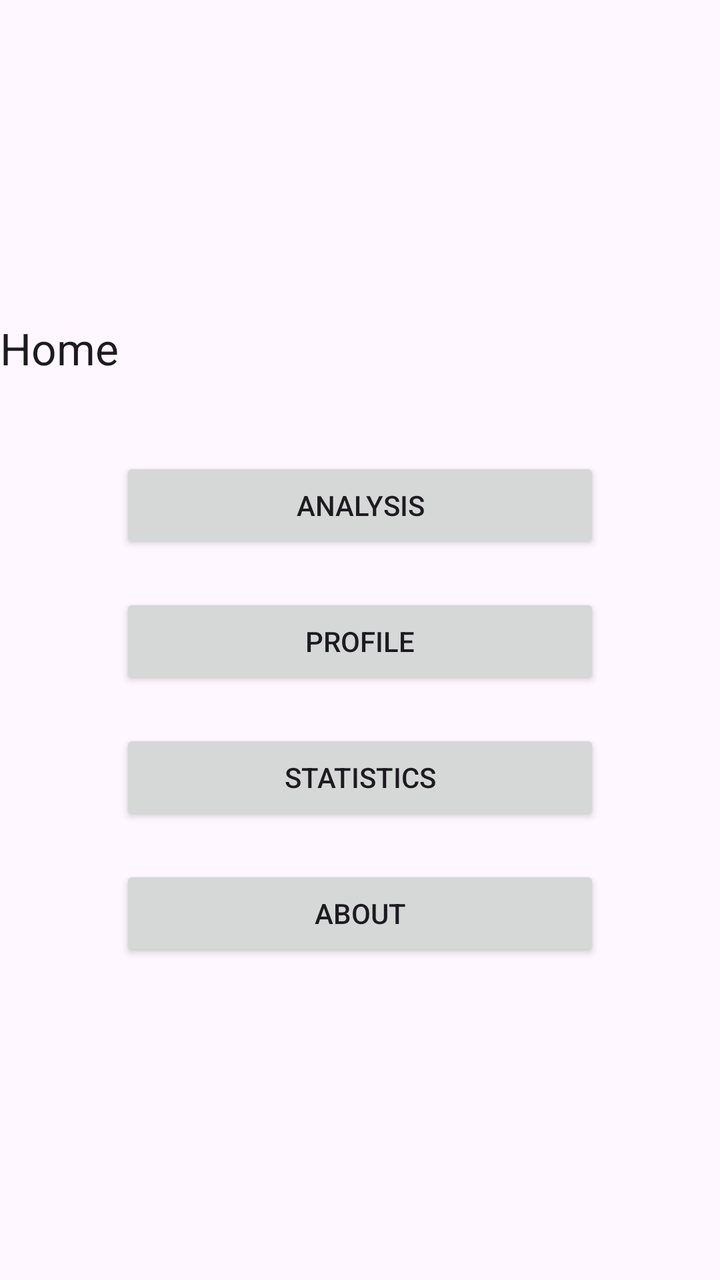
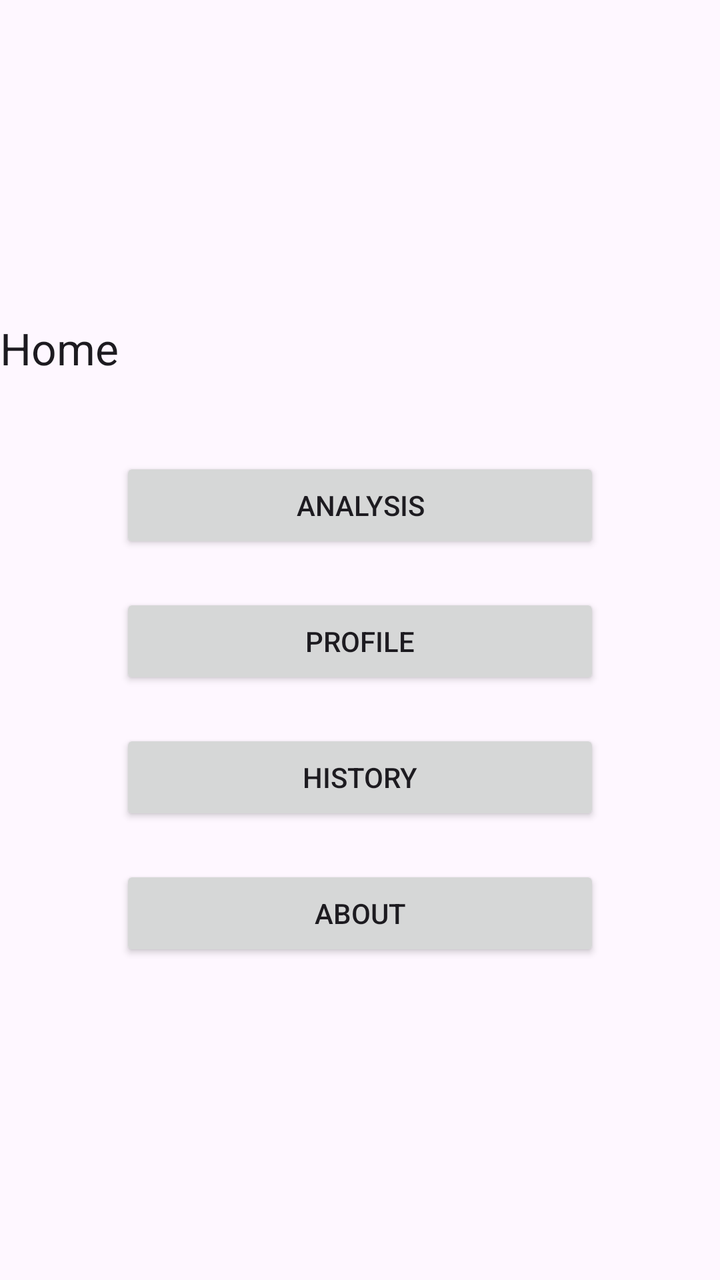

Screens rendered from an Android XML layout before and after an edit, with the pre-edit source and the edit as a unified diff.
<!-- AndroidManifest.xml: application theme Theme.Romcli -->
<!-- res/layout/fragment_home.xml -->
<?xml version="1.0" encoding="utf-8"?>
<FrameLayout xmlns:android="http://schemas.android.com/apk/res/android"
    xmlns:tools="http://schemas.android.com/tools"
    android:layout_width="match_parent"
    android:layout_height="match_parent"
    tools:context=".ui.fragment.HomeFragment">

    <androidx.constraintlayout.widget.ConstraintLayout
        android:layout_width="match_parent"
        android:layout_height="match_parent">

        <LinearLayout
            android:layout_width="match_parent"
            android:layout_height="match_parent"
            android:gravity="center_vertical"
            android:orientation="vertical">

            <TextView
                android:id="@+id/homeHeading"
                android:layout_width="match_parent"
                android:layout_height="wrap_content"
                android:text="Home"
                android:textAlignment="center"
                android:textAppearance="@style/TextAppearance.AppCompat.Large" />

            <Space
                android:layout_width="match_parent"
                android:layout_height="40dp" />

            <Button
                android:id="@+id/analysisButton"
                android:layout_width="match_parent"
                android:layout_height="wrap_content"
                android:layout_marginLeft="60dp"
                android:layout_marginRight="60dp"
                android:layout_marginBottom="20dp"
                android:text="Analysis" />

            <Button
                android:id="@+id/profileButton"
                android:layout_width="match_parent"
                android:layout_height="wrap_content"
                android:layout_marginLeft="60dp"
                android:layout_marginRight="60dp"
                android:layout_marginBottom="20dp"
                android:text="Profile" />

            <Button
                android:id="@+id/statisticsButton"
                android:layout_width="match_parent"
                android:layout_height="wrap_content"
                android:layout_marginLeft="60dp"
                android:layout_marginRight="60dp"
                android:layout_marginBottom="20dp"
                android:text="Statistics" />

            <Button
                android:id="@+id/aboutButton"
                android:layout_width="match_parent"
                android:layout_height="wrap_content"
                android:layout_marginLeft="60dp"
                android:layout_marginRight="60dp"
                android:text="About" />

        </LinearLayout>
    </androidx.constraintlayout.widget.ConstraintLayout>
</FrameLayout>
<!-- resources referenced by this layout -->
<resources>
  <style name="Theme.Romcli" parent="Base.Theme.Romcli" />
  <style name="Base.Theme.Romcli" parent="Theme.Material3.DayNight.NoActionBar">
          
          
      </style>
</resources>

<!-- the commit's change to res/layout/fragment_home.xml (unified diff, before → after) -->
@@ -52,7 +52,7 @@
                 android:layout_marginLeft="60dp"
                 android:layout_marginRight="60dp"
                 android:layout_marginBottom="20dp"
-                android:text="Statistics" />
+                android:text="History" />
 
             <Button
                 android:id="@+id/aboutButton"
